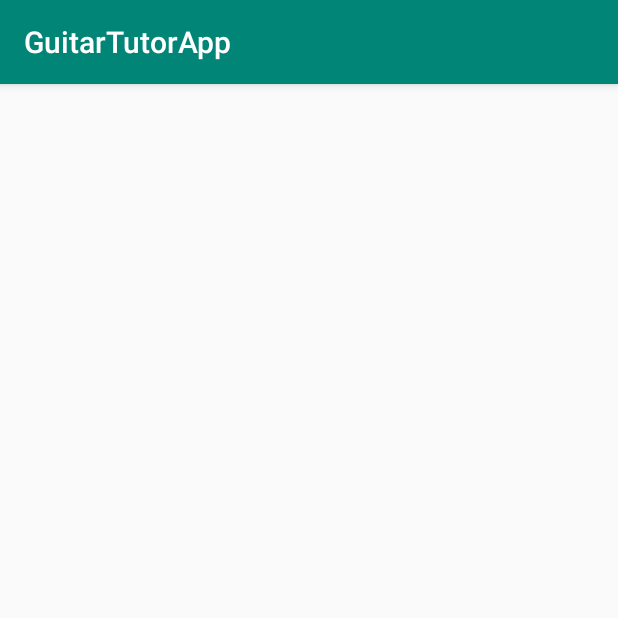
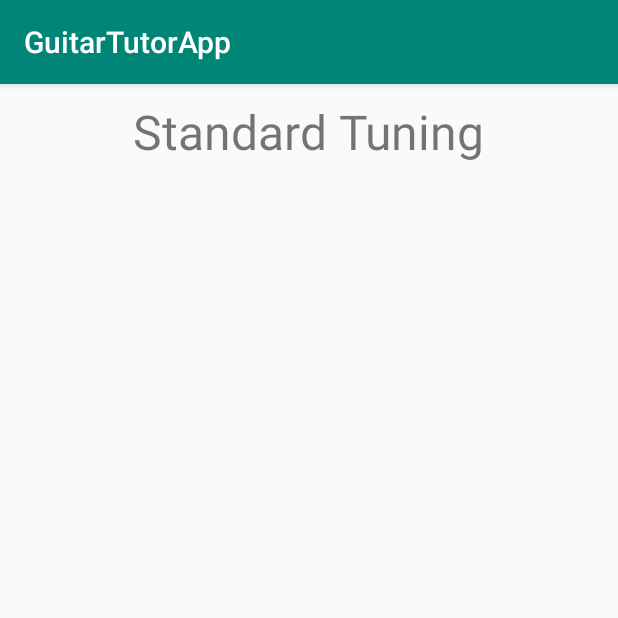
Before and after one commit to LewisSweeney/GuitarTutorApp, an Android app: the screen it shows after launch (MainActivity), on a phone screen of 412 x 824 dp, the top half of it. Run offline under Robolectric (Android 15) with nearby library versions, the phone set to English and light mode, and no system bars; our stand-ins replace Room's generated code; libraries missing offline, so code that uses them is left out: android.arch.persistence; 2 statements that could not run were skipped.

Commit message:
Changes Made: Tuner should now tune purely to standard tuning, with the intention of a sound indication for when a string is in tune (with a little leeway)

```diff
--- a/app/src/main/java/uk/ac/aber/dcs/cs39440/les35/guitartutorapp/objects/Note.java
+++ b/app/src/main/java/uk/ac/aber/dcs/cs39440/les35/guitartutorapp/objects/Note.java
@@ -6,7 +6,6 @@ import android.support.annotation.NonNull;
 
 @Entity(tableName= "notes")
 public class Note {
-    @NonNull
     @PrimaryKey(autoGenerate = true)
     private int id;
 
@@ -34,6 +33,10 @@ public class Note {
         this.frequency = frequency;
     }
 
+    public void setId(int id) {
+        this.id = id;
+    }
+
     public Note(String noteName, float frequency){
         this.noteName = noteName;
         this.frequency = frequency;
--- a/app/src/main/res/layout/activity_main.xml
+++ b/app/src/main/res/layout/activity_main.xml
@@ -56,6 +56,16 @@
 
 
     <TextView
+        android:id="@+id/tuningName"
+        android:layout_width="wrap_content"
+        android:layout_height="wrap_content"
+        android:layout_marginTop="10dp"
+        android:text="@string/standard_tuning"
+        android:textSize="32sp"
+        app:layout_constraintTop_toTopOf="parent"
+        app:layout_constraintLeft_toLeftOf="parent"
+        app:layout_constraintRight_toRightOf="parent"/>
+    <TextView
         android:id="@+id/noteText"
         android:layout_width="wrap_content"
         android:layout_height="wrap_content"
--- a/app/src/main/res/values/strings.xml
+++ b/app/src/main/res/values/strings.xml
@@ -4,4 +4,9 @@
     <string name="tuning_spinner_title">Tuning</string>
     <string name="notes_file_name">csv/notes.csv</string>
     <string name="tuning_file_name">csv/tunings.csv</string>
+    <string name="tightenText">Tighten this string!</string>
+    <string name="inTuneText">In Tune!</string>
+    <string name="loosenText">Loosen this string!</string>
+    <string name="playPromptText">Play a string!</string>
+    <string name="standard_tuning">Standard Tuning</string>
 </resources>
```
Also changed, not shown: app/src/main/java/uk/ac/aber/dcs/cs39440/les35/guitartutorapp/MainActivity.java (+41 -10 lines), 1 other file.
